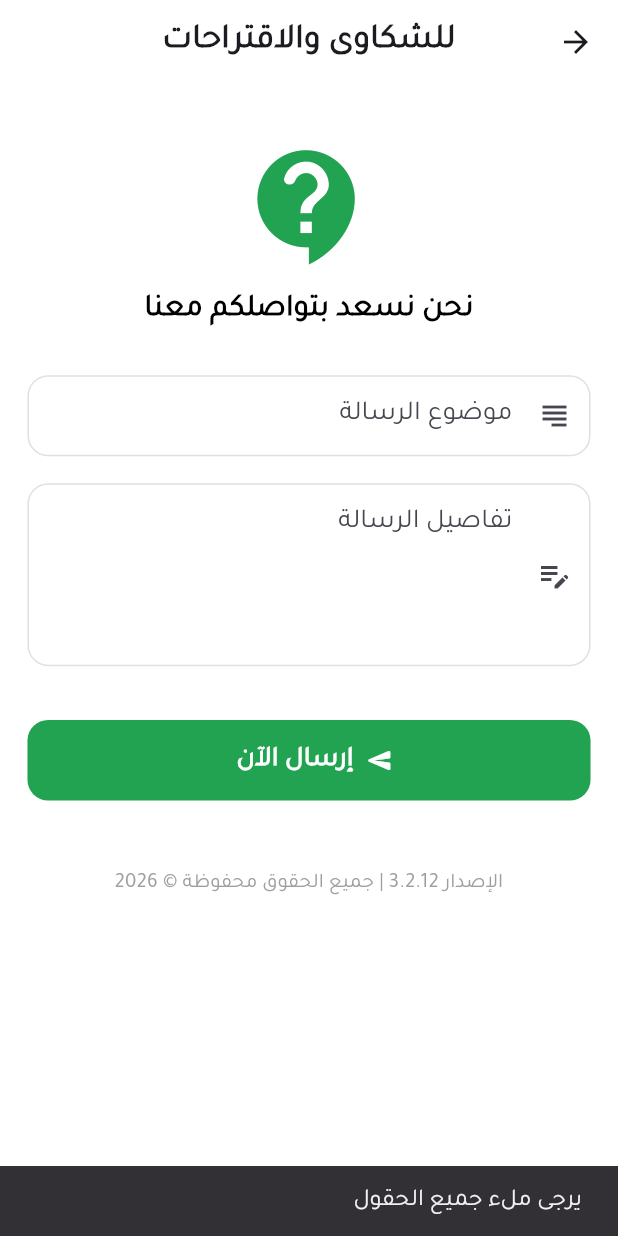
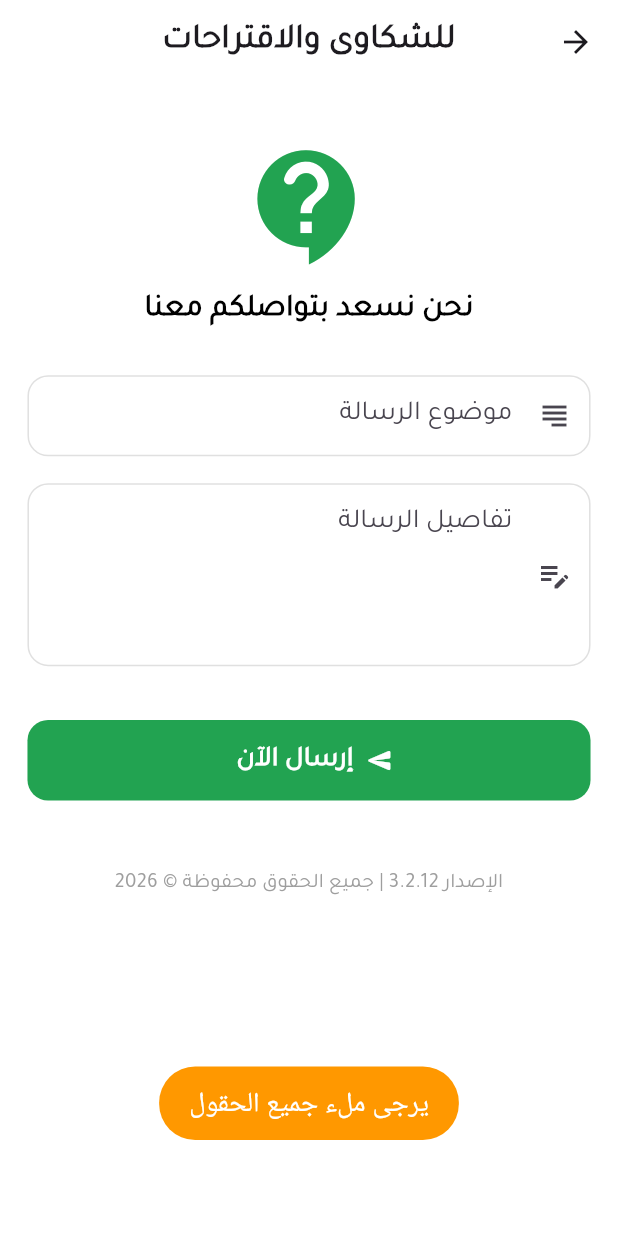
Before and after one commit to syomna/azkari, a Flutter app: the ContactUsPage screen opened directly, after a tap on "إرسال الآن", on a phone screen of 412 x 824 dp. Run offline on Flutter 3.47's test engine with Material 3 defaults, Android fonts, the phone set to English and light mode, and no system bars; our stand-ins replace animated_bottom_navigation_bar, animated_text_kit, dartz, equatable, flutter_compass, flutter_local_notifications and 10 more; missing offline and left inert: clipboard, quran; accounts and stored records are empty.

Commit message:
UI Changes

```diff
--- a/lib/core/utils/app_helpers.dart
+++ b/lib/core/utils/app_helpers.dart
@@ -4,6 +4,8 @@ import 'package:clipboard/clipboard.dart';
 import 'package:flutter/material.dart';
 import 'package:flutter_screenutil/flutter_screenutil.dart';
 import 'package:fluttertoast/fluttertoast.dart';
+
+enum ToastStatus { success, warning, error }
 
 class AppHelpers {
   static void copyText(String text) {
@@ -14,13 +16,27 @@ class AppHelpers {
     });
   }
 
-  static void showToast(String msg, {bool isError = false, Color? color}) {
+  static void showToast(String msg,
+      {ToastStatus status = ToastStatus.success}) {
+    Color? color;
+
+    switch (status) {
+      case ToastStatus.success:
+        color = Colors.green;
+        break;
+      case ToastStatus.warning:
+        color = Colors.orange;
+        break;
+      case ToastStatus.error:
+        color = Colors.red;
+        break;
+    }
     Fluttertoast.showToast(
         msg: msg,
         toastLength: Toast.LENGTH_SHORT,
         gravity: ToastGravity.BOTTOM,
         timeInSecForIosWeb: 1,
-        backgroundColor: isError ? Colors.red : color ?? Colors.green,
+        backgroundColor: color,
         textColor: Colors.white,
         fontSize: 16.sp);
   }
--- a/lib/pages/contact_us_page.dart
+++ b/lib/pages/contact_us_page.dart
@@ -1,5 +1,6 @@
 import 'dart:developer';
 
+import 'package:azkar_app/core/utils/app_helpers.dart';
 import 'package:azkar_app/widgets/custom_text_field.dart';
 import 'package:flutter/material.dart';
 import 'package:flutter_screenutil/flutter_screenutil.dart';
@@ -47,9 +48,8 @@ class _ContactUsPageState extends State<ContactUsPage> {
 
     // Basic Validation
     if (subject.isEmpty || message.isEmpty) {
-      ScaffoldMessenger.of(context).showSnackBar(
-        const SnackBar(content: Text('يرجى ملء جميع الحقول')),
-      );
+      AppHelpers.showToast('يرجى ملء جميع الحقول', status: ToastStatus.warning);
+
       return;
     }
 
@@ -71,9 +71,7 @@ class _ContactUsPageState extends State<ContactUsPage> {
     } catch (e) {
       log(e.toString());
       if (mounted) {
-        ScaffoldMessenger.of(context).showSnackBar(
-          const SnackBar(content: Text('تعذر فتح تطبيق البريد الإلكتروني')),
-        );
+        AppHelpers.showToast('تعذر فتح تطبيق البريد الإلكتروني', status: ToastStatus.error);
       }
     }
   }
@@ -104,16 +102,6 @@ class _ContactUsPageState extends State<ContactUsPage> {
               style: TextStyle(fontSize: 18.sp, fontWeight: FontWeight.bold),
             ),
             SizedBox(height: 25.h),
-
-            // User Email Field
-            // CustomTextField(
-            //   controller: _emailController,
-            //   label: 'بريدك الإلكتروني',
-            //   hint: 'مثال: user@email.com',
-            //   icon: Icons.alternate_email,
-            //   keyboardType: TextInputType.emailAddress,
-            // ),
-            // SizedBox(height: 15.h),
 
             // Subject Field
             CustomTextField(
--- a/lib/widgets/custom_text_field.dart
+++ b/lib/widgets/custom_text_field.dart
@@ -1,3 +1,4 @@
+import 'package:azkar_app/core/theme/app_palette.dart';
 import 'package:flutter/material.dart';
 import 'package:flutter_screenutil/flutter_screenutil.dart';
 
@@ -25,7 +26,7 @@ class CustomTextField extends StatelessWidget {
       controller: controller,
       maxLines: maxLines,
       keyboardType: keyboardType,
-      textAlign: TextAlign.right, // Set text alignment for Arabic
+      textAlign: TextAlign.right,
       decoration: InputDecoration(
         labelText: label,
         hintText: hint,
@@ -38,6 +39,10 @@ class CustomTextField extends StatelessWidget {
           borderRadius: BorderRadius.circular(12.r),
           borderSide: BorderSide(color: Colors.grey.shade300),
         ),
+        focusedBorder: OutlineInputBorder(
+          borderRadius: BorderRadius.circular(12.r),
+          borderSide: const BorderSide(color: AppPalette.mainColor),
+        ),
       ),
     );
   }
--- a/pubspec.yaml
+++ b/pubspec.yaml
@@ -16,7 +16,7 @@ publish_to: 'none' # Remove this line if you wish to publish to pub.dev
 # https://developer.apple.com/library/archive/documentation/General/Reference/InfoPlistKeyReference/Articles/CoreFoundationKeys.html
 # In Windows, build-name is used as the major, minor, and patch parts
 # of the product and file versions while build-number is used as the build suffix.
-version: 3.2.12+18
+version: 3.2.12+19
 
 environment:
   sdk: '>=3.1.2 <4.0.0'
```
Also changed, not shown: lib/features/azkar/presentation/pages/azkar_category_page.dart (+5 -41 lines), lib/features/surah/presentation/pages/surah_list_page.dart (+48 -77 lines), lib/widgets/search_bar_widget.dart (added, +58 -0 lines), 1 other file.
